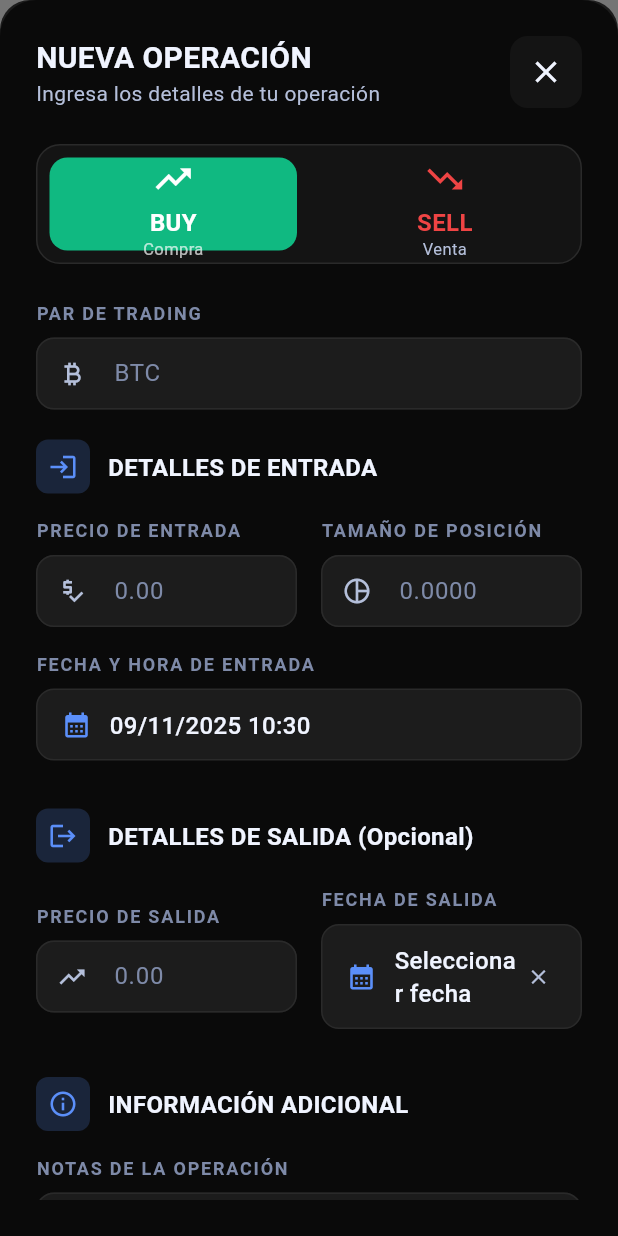
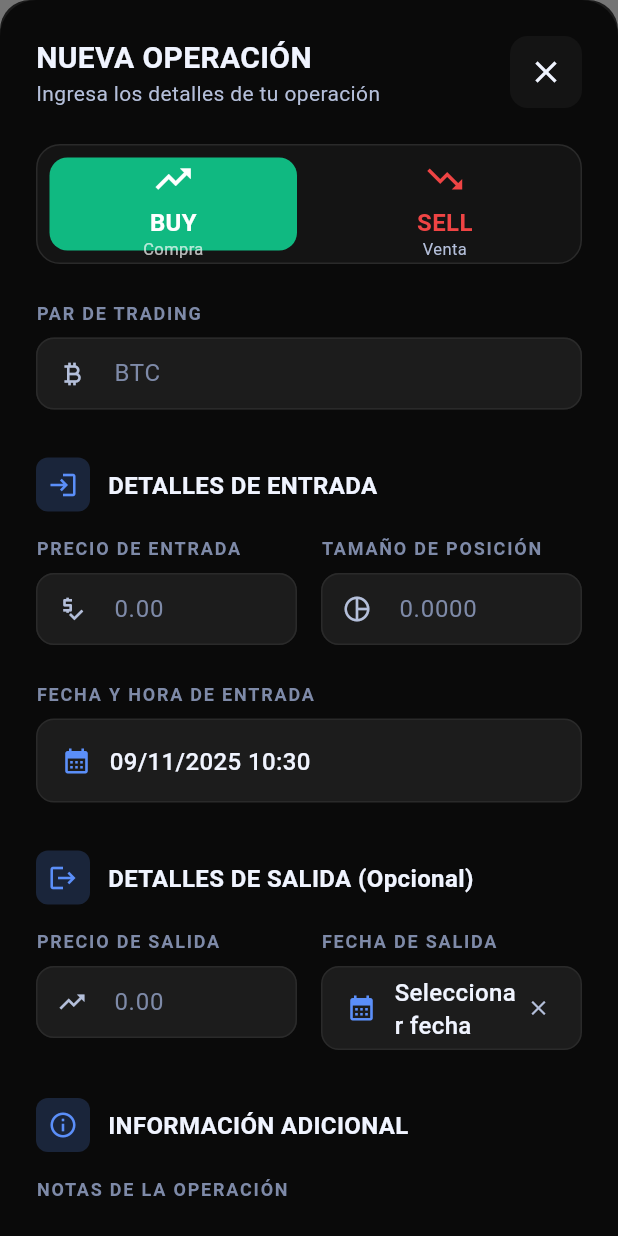
Before and after one commit to richardggarcia/Spot, a Flutter app: the JournalPage screen opened directly, after a tap on "Primera operación", on a phone screen of 412 x 824 dp. Run offline on Flutter 3.47's test engine with Material 3 defaults, Android fonts, the light colour scheme and no system bars; our stand-ins replace dio, equatable, firebase_core, firebase_messaging, flutter_bloc, flutter_dotenv and 5 more; missing offline and left inert: dart:html; accounts and stored records are empty; generated files the repository leaves out were written again; network calls fail; statements that could not run were skipped.

Commit message:
feat(journal): UI improvements - round FAB, earth color theme, standardized form, fixed P&L calculation, multi-exchange chart support
- Changed FAB to round button with earth color theme
- Added darkAccentEarth and lightAccentEarth colors
- Standardized form field heights (56px)
- Updated button labels to Spanish (Cancelar, Guardar, Actualizar)
- Applied earth colors to form buttons
- Fixed P&L calculation bug
- Added multi-exchange support for charts (KuCoin, Bybit)
- Improved overall Journal UI consistency

```diff
--- a/lib/src/presentation/theme/app_colors.dart
+++ b/lib/src/presentation/theme/app_colors.dart
@@ -22,6 +22,7 @@
   static const Color darkAccentPrimary = Color(0xFF5B8FF9); // Premium blue
   static const Color darkAccentSecondary = Color(0xFF8B5CF6); // Premium purple
   static const Color darkAccentTertiary = Color(0xFF10B981); // Premium green
+  static const Color darkAccentEarth = Color(0xFFB07C4A); // Warm light-brown CTA
 
   // Dark Theme - State colors
   static const Color darkHover = Color(0xFF252525);
@@ -47,6 +48,7 @@
   static const Color lightAccentPrimary = Color(0xFF3B82F6); // Bright blue
   static const Color lightAccentSecondary = Color(0xFF7C3AED); // Bright purple
   static const Color lightAccentTertiary = Color(0xFF059669); // Bright green
+  static const Color lightAccentEarth = Color(0xFFD7B892); // Warm light-brown CTA
 
   // Light Theme - State colors
   static const Color lightHover = Color(0xFFF1F5F9);
--- a/lib/src/presentation/widgets/journal_entry_form.dart
+++ b/lib/src/presentation/widgets/journal_entry_form.dart
@@ -4,6 +4,8 @@
 
 import '../../domain/entities/trade_note.dart';
 import '../theme/app_colors.dart';
+
+const double _kFieldHeight = 56;
 
 class TradeNoteFormResult {
   const TradeNoteFormResult({
@@ -184,7 +186,7 @@
                   },
                   isDark: isDark,
                 ),
-                const SizedBox(height: 20),
+                const SizedBox(height: 24),
 
                 // Entry Section
                 _SectionHeader(
@@ -313,6 +315,7 @@
                         onPressed: () => Navigator.of(context).pop(),
                         style: TextButton.styleFrom(
                           padding: const EdgeInsets.symmetric(vertical: 16),
+                          minimumSize: const Size.fromHeight(_kFieldHeight),
                           shape: RoundedRectangleBorder(
                             borderRadius: BorderRadius.circular(12),
                             side: BorderSide(
@@ -323,7 +326,7 @@
                           ),
                         ),
                         child: Text(
-                          'CANCELAR',
+                          'Cancelar',
                           style: TextStyle(
                             fontSize: 16,
                             fontWeight: FontWeight.w600,
@@ -340,18 +343,21 @@
                       child: ElevatedButton(
                         onPressed: _submit,
                         style: ElevatedButton.styleFrom(
-                          backgroundColor: _side == 'buy'
-                            ? (isDark ? AppColors.darkBullish : AppColors.lightBullish)
-                            : (isDark ? AppColors.darkBearish : AppColors.lightBearish),
-                          foregroundColor: Colors.white,
+                          backgroundColor: isDark
+                            ? AppColors.darkAccentEarth
+                            : AppColors.lightAccentEarth,
+                          foregroundColor: isDark
+                            ? AppColors.darkSurface
+                            : AppColors.lightSurface,
                           padding: const EdgeInsets.symmetric(vertical: 16),
+                          minimumSize: const Size.fromHeight(_kFieldHeight),
                           shape: RoundedRectangleBorder(
                             borderRadius: BorderRadius.circular(12),
                           ),
                           elevation: 0,
                         ),
                         child: Text(
-                          _isEditing ? 'ACTUALIZAR OPERACIÓN' : 'GUARDAR OPERACIÓN',
+                          _isEditing ? 'Actualizar' : 'Guardar',
                           style: const TextStyle(
                             fontSize: 16,
                             fontWeight: FontWeight.bold,
@@ -654,9 +660,12 @@
           ),
         ),
         const SizedBox(height: 8),
-        TextFormField(
+        SizedBox(
+          height: _kFieldHeight,
+          child: TextFormField(
             controller: controller,
             keyboardType: keyboardType,
+            textAlignVertical: TextAlignVertical.center,
             inputFormatters: _buildInputFormatters(),
             textCapitalization: textCapitalization ?? TextCapitalization.none,
             validator: validator,
@@ -716,7 +725,8 @@
                 color: isDark ? AppColors.darkBearish : AppColors.lightBearish,
                 fontSize: 12,
               ),
-            contentPadding: const EdgeInsets.symmetric(horizontal: 16, vertical: 12),
+              contentPadding: const EdgeInsets.symmetric(horizontal: 16),
+            ),
           ),
         ),
       ],
@@ -830,7 +840,8 @@
           borderRadius: BorderRadius.circular(12),
           child: Container(
             width: double.infinity,
-            padding: const EdgeInsets.symmetric(horizontal: 16, vertical: 12),
+            height: _kFieldHeight,
+            padding: const EdgeInsets.symmetric(horizontal: 16),
             decoration: BoxDecoration(
               color: isDark ? AppColors.darkCard : AppColors.lightCard,
               borderRadius: BorderRadius.circular(12),
@@ -847,19 +858,13 @@
                 ),
                 const SizedBox(width: 12),
                 Expanded(
-                  child: Column(
-                    crossAxisAlignment: CrossAxisAlignment.start,
-                    mainAxisSize: MainAxisSize.min,
-                    children: [
-                      Text(
+                  child: Text(
                     value,
                     style: TextStyle(
                       fontSize: 16,
                       fontWeight: FontWeight.w500,
                       color: isDark ? AppColors.darkTextPrimary : AppColors.lightTextPrimary,
                     ),
-                      ),
-                    ],
                   ),
                 ),
                 if (allowClear && onClear != null)
```
Also changed, not shown: lib/src/presentation/pages/journal_page.dart (+56 -20 lines), lib/src/presentation/pages/journal_trade_chart_page.dart (+36 -14 lines), pubspec.lock. Lines whose indentation alone changed are shown as unchanged.
